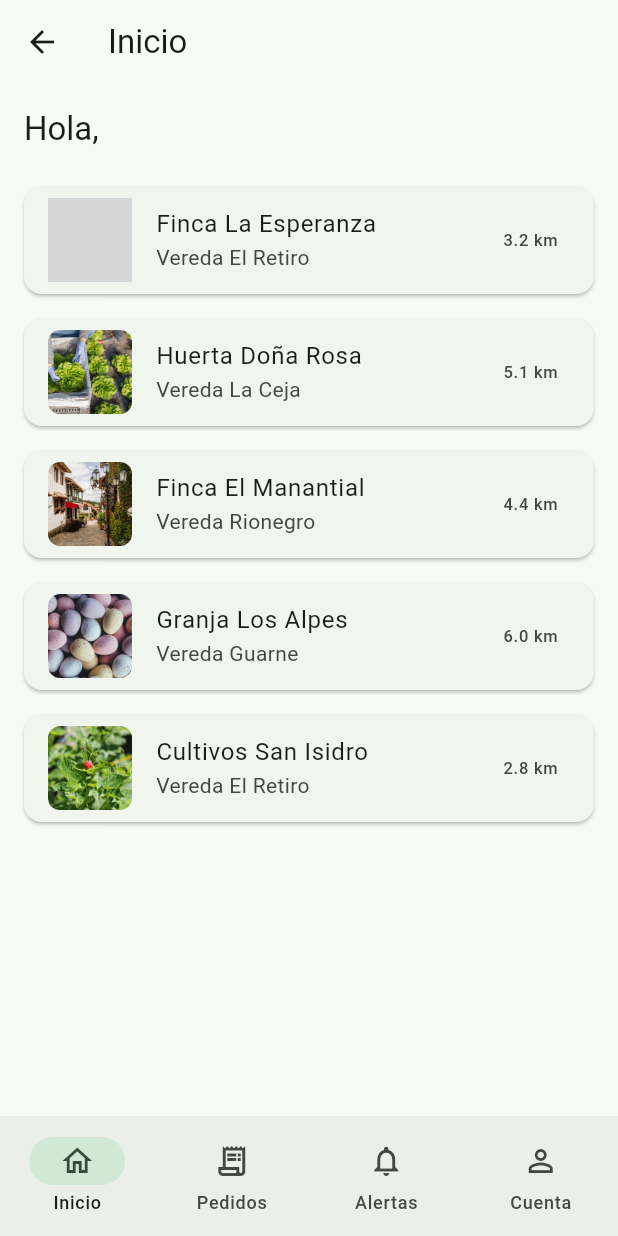
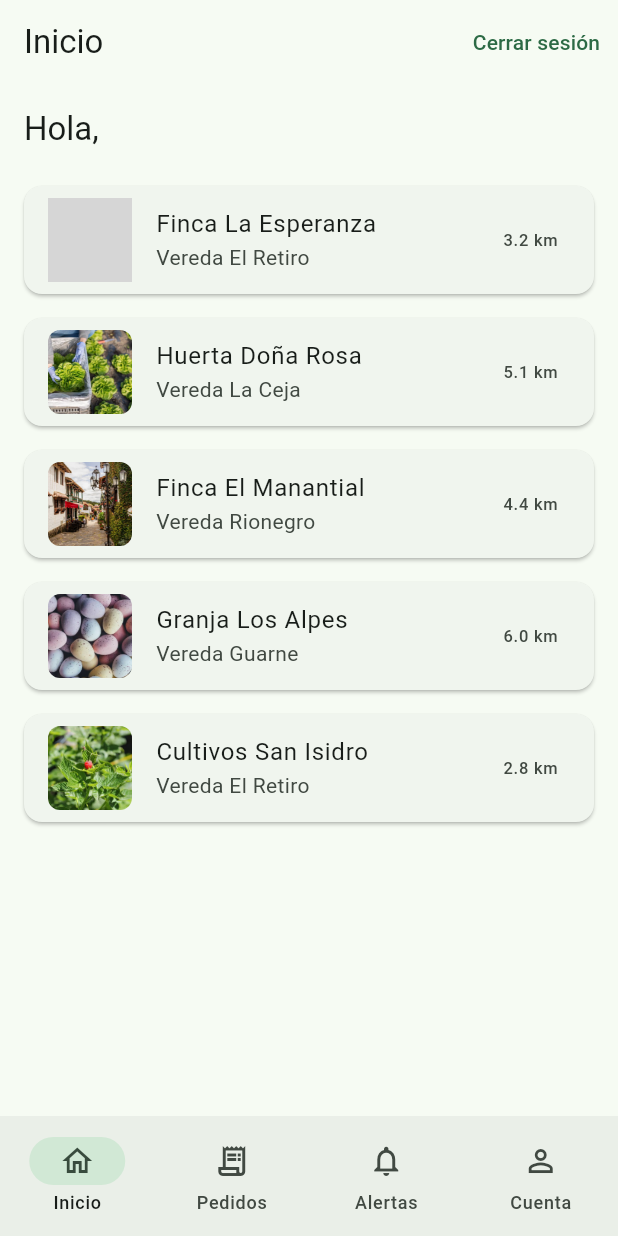
Before and after one commit to DMB2005/Navegacion_Mercado, a Flutter app: the PantallaInicio screen opened directly with empty values, on a phone screen of 412 x 824 dp. Run offline on Flutter 3.47's test engine with Material 3 defaults, Android fonts, the phone set to English and light mode, and no system bars; network calls fail; grey boxes are pictures that could not be loaded.

Commit message:
Boton Cerrar sesion con pop y sin flecha automatica

```diff
--- a/lib/pantallas/inicio.dart
+++ b/lib/pantallas/inicio.dart
@@ -63,7 +63,16 @@ class PantallaInicio extends StatelessWidget {
   @override
   Widget build(BuildContext context) {
     return Scaffold(
-      appBar: AppBar(title: const Text('Inicio')),
+      appBar: AppBar(
+        title: const Text('Inicio'),
+        automaticallyImplyLeading: false,
+        actions: [
+          TextButton(
+            onPressed: () => Navigator.pop(context),
+            child: const Text('Cerrar sesión'),
+          ),
+        ],
+      ),
       body: Column(
         crossAxisAlignment: CrossAxisAlignment.start,
         children: [
```
